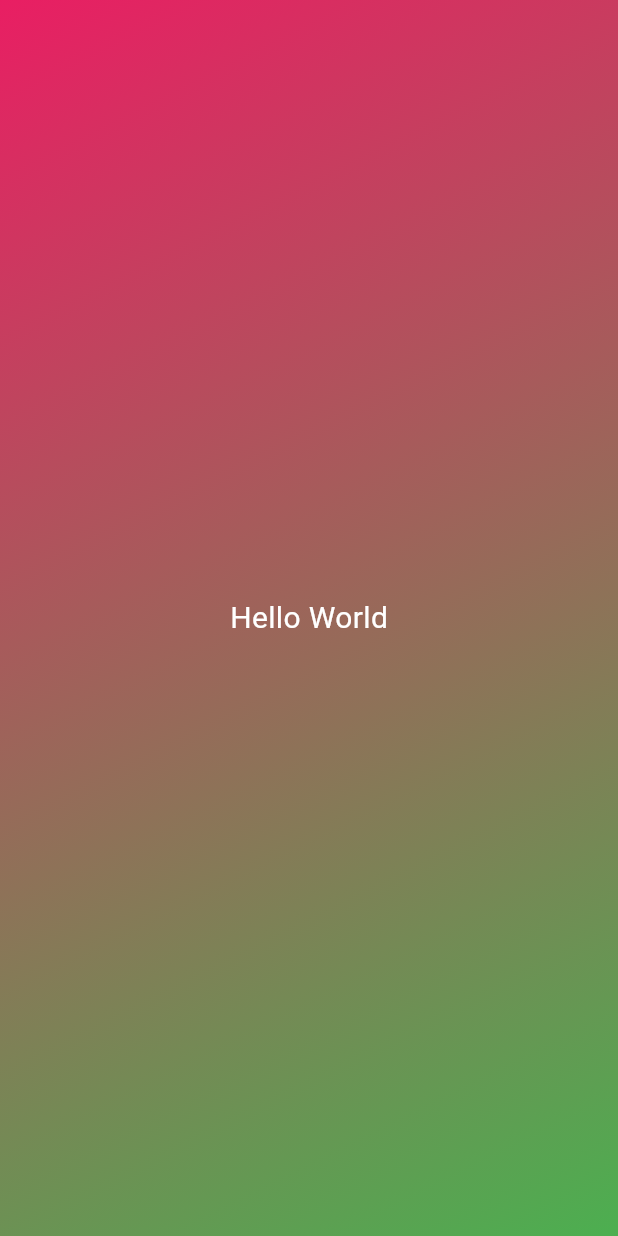
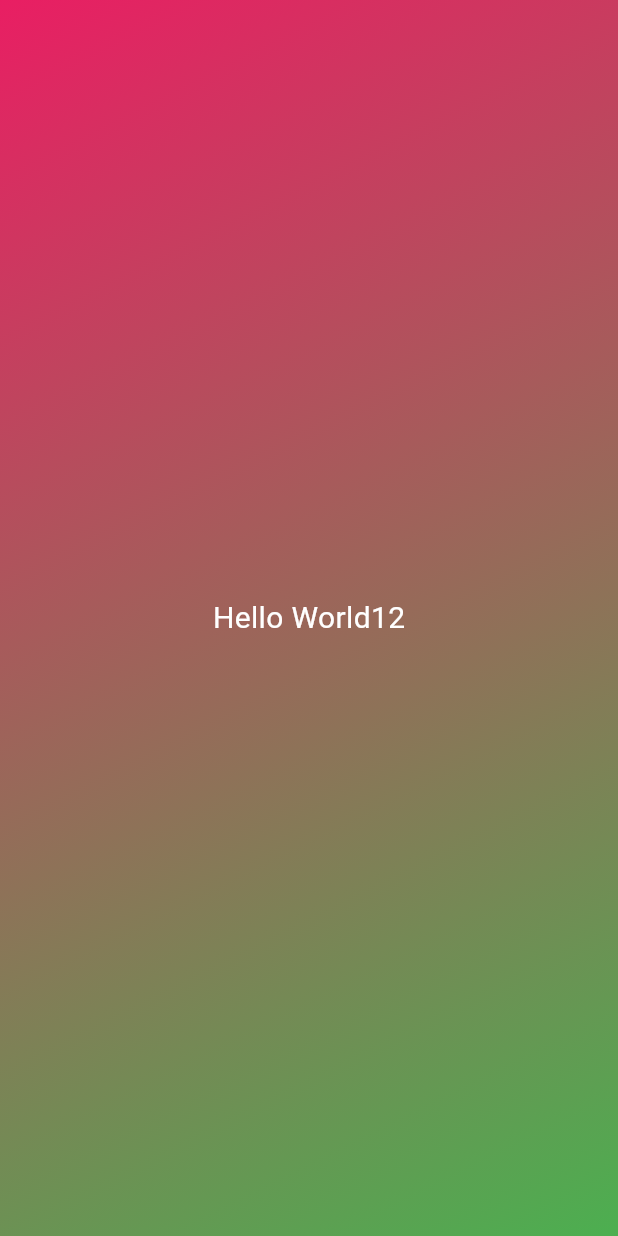
Before and after one commit to podeveloper/flutter-test, a Flutter app: the screen it shows after launch, on a phone screen of 412 x 824 dp. Run offline on Flutter 3.47's test engine with Material 3 defaults, Android fonts, the phone set to English and light mode, and no system bars.

```diff
--- a/lib/main.dart
+++ b/lib/main.dart
@@ -4,7 +4,16 @@ void main() {
   runApp(
     MaterialApp(
       home: Scaffold(
-        body: Container(
+        body: GradientContainer(),
+      ),
+    ),
+  );
+}
+
+class GradientContainer extends StatelessWidget {
+  @override
+  Widget build(context) {
+    return Container(
           decoration: const BoxDecoration(
             gradient: LinearGradient(colors: [
               Colors.pink,
@@ -13,12 +22,10 @@ void main() {
           ),
           child: const Center(
             child: Text(
-              'Hello World',
+              'Hello World12',
               style: TextStyle(color: Colors.white, fontSize: 20),
             ),
           ),
-        ),
-      ),
-    ),
-  );
+        );
+  }
 }
```
